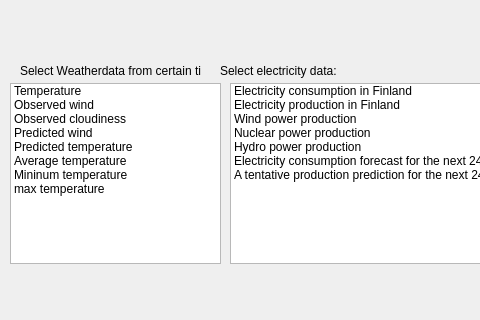
This is weather_power_app/mainwindow.ui in Teemumokkonen/comp-se-110-software-design as Qt 5 draws it before an edit; both pictures show x 0 to 480 and y 526 to 846 of the 1329 by 846 pixel window. The edited form follows.
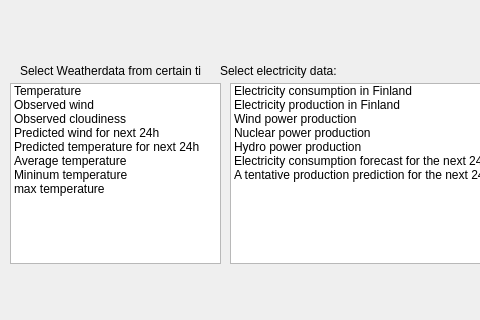
This is the edited form.

```diff
--- a/weather_power_app/mainwindow.ui
+++ b/weather_power_app/mainwindow.ui
@@ -195,9 +195,9 @@
     <property name="geometry">
      <rect>
       <x>20</x>
-      <y>40</y>
+      <y>10</y>
       <width>1281</width>
-      <height>501</height>
+      <height>531</height>
      </rect>
     </property>
     <layout class="QGridLayout" name="gridLayout"/>
@@ -237,7 +237,7 @@
     </item>
     <item>
      <property name="text">
-      <string>Predicted wind </string>
+      <string>Predicted wind for next 24h</string>
      </property>
      <property name="checkState">
       <enum>Unchecked</enum>
@@ -245,7 +245,7 @@
     </item>
     <item>
      <property name="text">
-      <string>Predicted temperature</string>
+      <string>Predicted temperature for next 24h</string>
      </property>
      <property name="checkState">
       <enum>Unchecked</enum>
```
